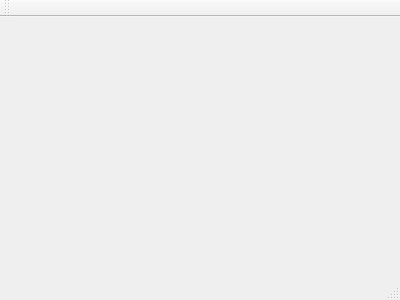
andrecote87/FinalExam, file mainwindow.ui: the form before one commit.
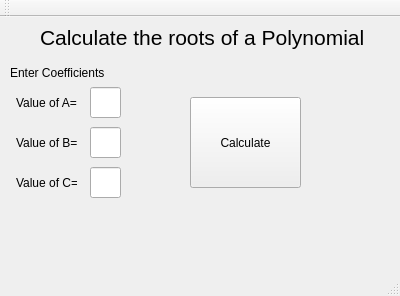
The form after the commit.

The edit to the form file:
```diff
--- a/mainwindow.ui
+++ b/mainwindow.ui
@@ -1,24 +1,205 @@
 <ui version="4.0">
  <class>MainWindow</class>
- <widget class="QMainWindow" name="MainWindow" >
-  <property name="geometry" >
+ <widget class="QMainWindow" name="MainWindow">
+  <property name="geometry">
    <rect>
     <x>0</x>
     <y>0</y>
     <width>400</width>
-    <height>300</height>
+    <height>296</height>
    </rect>
   </property>
   <property name="windowTitle" >
    <string>MainWindow</string>
   </property>
-  <widget class="QMenuBar" name="menuBar" />
-  <widget class="QToolBar" name="mainToolBar" />
-  <widget class="QWidget" name="centralWidget" />
-  <widget class="QStatusBar" name="statusBar" />
+  <widget class="QWidget" name="centralWidget">
+   <widget class="QPushButton" name="Calculate">
+    <property name="geometry">
+     <rect>
+      <x>190</x>
+      <y>80</y>
+      <width>111</width>
+      <height>91</height>
+     </rect>
+    </property>
+    <property name="text">
+     <string>Calculate</string>
+    </property>
+   </widget>
+   <widget class="QLineEdit" name="inputlineeditA">
+    <property name="geometry">
+     <rect>
+      <x>90</x>
+      <y>70</y>
+      <width>31</width>
+      <height>31</height>
+     </rect>
+    </property>
+   </widget>
+   <widget class="QLineEdit" name="inputlineeditB">
+    <property name="geometry">
+     <rect>
+      <x>90</x>
+      <y>110</y>
+      <width>31</width>
+      <height>31</height>
+     </rect>
+    </property>
+   </widget>
+   <widget class="QLineEdit" name="inputlineeditC">
+    <property name="geometry">
+     <rect>
+      <x>90</x>
+      <y>150</y>
+      <width>31</width>
+      <height>31</height>
+     </rect>
+    </property>
+   </widget>
+   <widget class="QLabel" name="answerlabel1">
+    <property name="geometry">
+     <rect>
+      <x>190</x>
+      <y>190</y>
+      <width>71</width>
+      <height>31</height>
+     </rect>
+    </property>
+    <property name="text">
+     <string> </string>
+    </property>
+   </widget>
+   <widget class="QLabel" name="answerlabel2">
+    <property name="geometry">
+     <rect>
+      <x>320</x>
+      <y>190</y>
+      <width>71</width>
+      <height>31</height>
+     </rect>
+    </property>
+    <property name="text">
+     <string> </string>
+    </property>
+   </widget>
+   <widget class="QLabel" name="answerlabel">
+    <property name="geometry">
+     <rect>
+      <x>40</x>
+      <y>0</y>
+      <width>341</width>
+      <height>41</height>
+     </rect>
+    </property>
+    <property name="font">
+     <font>
+      <pointsize>16</pointsize>
+     </font>
+    </property>
+    <property name="text">
+     <string>Calculate the roots of a Polynomial</string>
+    </property>
+   </widget>
+   <widget class="QLabel" name="answerlabel1_4">
+    <property name="geometry">
+     <rect>
+      <x>16</x>
+      <y>70</y>
+      <width>61</width>
+      <height>31</height>
+     </rect>
+    </property>
+    <property name="text">
+     <string>Value of A=</string>
+    </property>
+   </widget>
+   <widget class="QLabel" name="answerlabel1_5">
+    <property name="geometry">
+     <rect>
+      <x>16</x>
+      <y>110</y>
+      <width>61</width>
+      <height>31</height>
+     </rect>
+    </property>
+    <property name="text">
+     <string>Value of B=</string>
+    </property>
+   </widget>
+   <widget class="QLabel" name="answerlabel1_6">
+    <property name="geometry">
+     <rect>
+      <x>16</x>
+      <y>150</y>
+      <width>61</width>
+      <height>31</height>
+     </rect>
+    </property>
+    <property name="text">
+     <string>Value of C=</string>
+    </property>
+   </widget>
+   <widget class="QLabel" name="answerlabel1_2">
+    <property name="geometry">
+     <rect>
+      <x>140</x>
+      <y>190</y>
+      <width>71</width>
+      <height>31</height>
+     </rect>
+    </property>
+    <property name="text">
+     <string> </string>
+    </property>
+   </widget>
+   <widget class="QLabel" name="answerlabel2_2">
+    <property name="geometry">
+     <rect>
+      <x>270</x>
+      <y>190</y>
+      <width>91</width>
+      <height>31</height>
+     </rect>
+    </property>
+    <property name="text">
+     <string> </string>
+    </property>
+   </widget>
+   <widget class="QLabel" name="answerlabel1_7">
+    <property name="geometry">
+     <rect>
+      <x>10</x>
+      <y>40</y>
+      <width>131</width>
+      <height>31</height>
+     </rect>
+    </property>
+    <property name="text">
+     <string>Enter Coefficients</string>
+    </property>
+   </widget>
+  </widget>
+  <widget class="QMenuBar" name="menuBar">
+   <property name="geometry">
+    <rect>
+     <x>0</x>
+     <y>0</y>
+     <width>400</width>
+     <height>21</height>
+    </rect>
+   </property>
+  </widget>
+  <widget class="QToolBar" name="mainToolBar">
+   <attribute name="toolBarArea">
+    <enum>TopToolBarArea</enum>
+   </attribute>
+   <attribute name="toolBarBreak">
+    <bool>false</bool>
+   </attribute>
+  </widget>
+  <widget class="QStatusBar" name="statusBar"/>
  </widget>
- <layoutDefault spacing="6" margin="11" />
- <pixmapfunction></pixmapfunction>
+ <layoutdefault spacing="6" margin="11"/>
  <resources/>
  <connections/>
 </ui>
```
Left out of the diff: 25 changed lines with no effect on the pictures.
